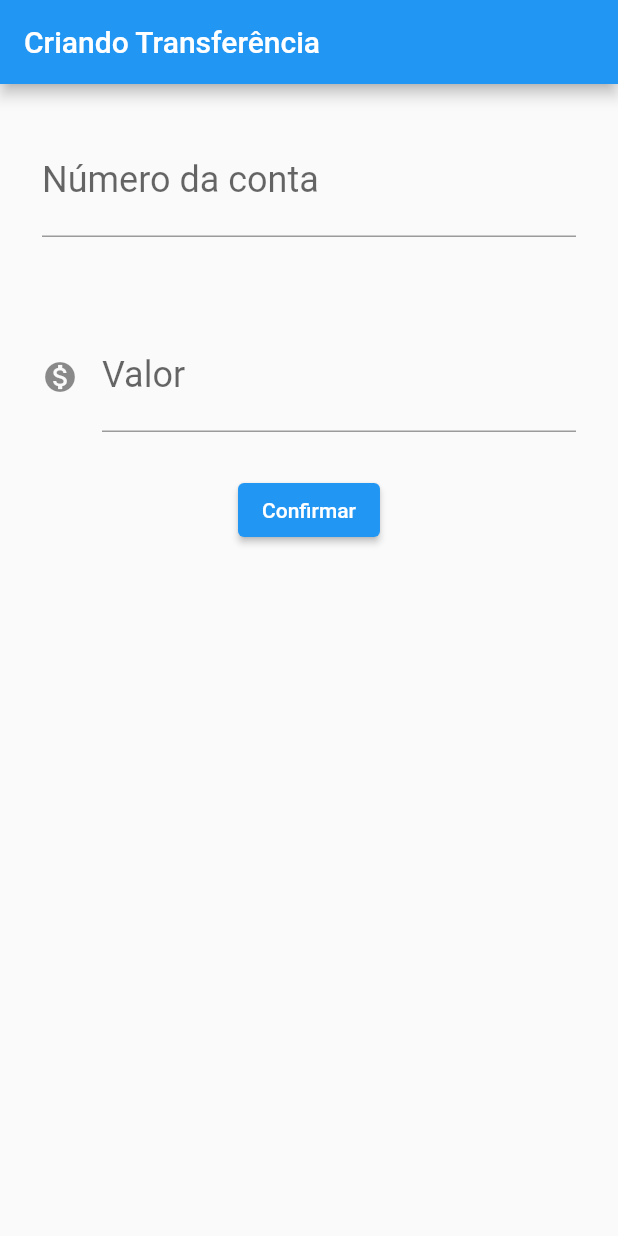
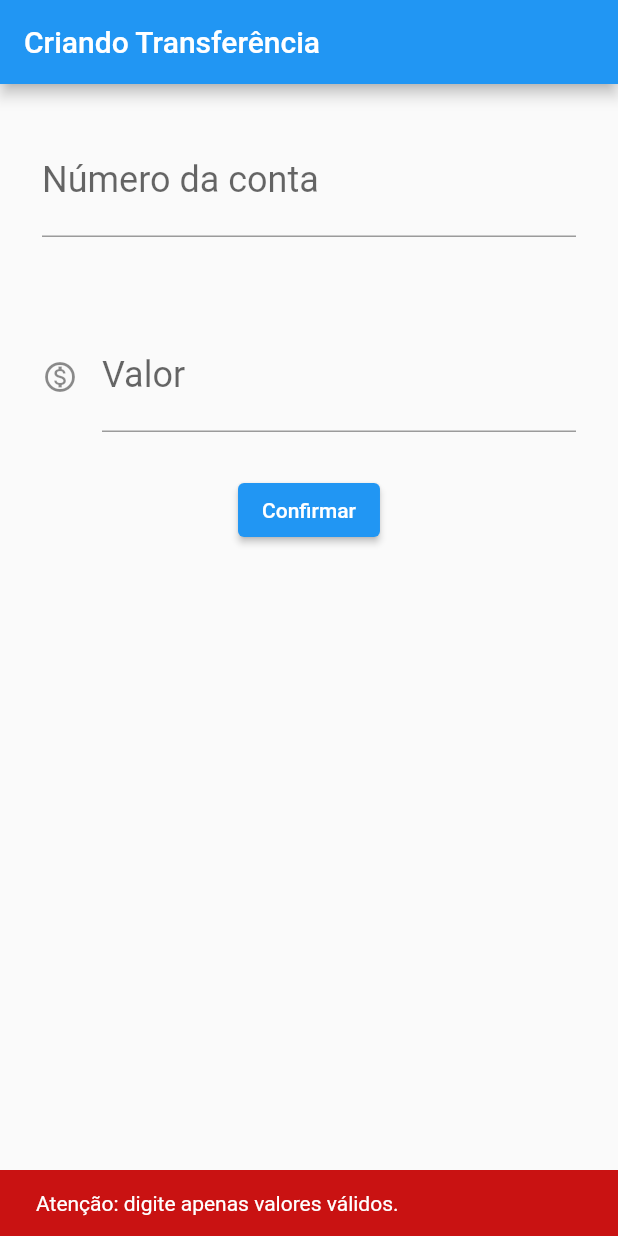
Before and after one commit to coelhoadler/flutter, a Flutter app: the screen it shows after launch, after a tap on "Confirmar", on a phone screen of 412 x 824 dp. Run offline on Flutter 3.47's test engine with Material 2 defaults, Android fonts, the phone set to English and light mode, and no system bars; missing offline and left inert: dart:ffi.

Commit message:
Refatorando o código.

```diff
--- a/lib/main.dart
+++ b/lib/main.dart
@@ -5,66 +5,96 @@ import 'package:flutter/material.dart';
 void main() => runApp(ByteBankApp());
 
 class FormularioTransferencia extends StatelessWidget {
-
-  final TextEditingController _controladorCampoNumeroConta = TextEditingController();
+  final TextEditingController _controladorCampoNumeroConta =
+      TextEditingController();
   final TextEditingController _controladorCampoValor = TextEditingController();
 
   @override
   Widget build(BuildContext context) {
     return Scaffold(
       appBar: AppBar(
-        title: Text('Criando Transferência'),),
-        body: Column(
-          children: <Widget>[
-            Padding(
-              padding: const EdgeInsets.all(28.0),
-              child: TextField(
-                controller: _controladorCampoNumeroConta,
-                keyboardType: TextInputType.number,
-                style: TextStyle(
-                  fontSize: 24.0
-                ),
-                decoration: InputDecoration(
-                  labelText: 'Número da conta',
-                  hintText: '000'
-                ),
-              ),
+        title: Text('Criando Transferência'),
+      ),
+      body: Column(
+        children: <Widget>[
+          Editor(
+              controlador: _controladorCampoNumeroConta,
+              rotulo: 'Número da conta',
+              dica: '000'),
+          Editor(
+              controlador: _controladorCampoValor,
+              rotulo: 'Valor',
+              icone: Icons.monetization_on_outlined,
+              dica: '0.00'),
+          ElevatedButton(
+            child: Text(
+              'Confirmar',
             ),
-            Padding(
-              padding: const EdgeInsets.all(28.0),
-              child: TextField(
-                controller: _controladorCampoValor,
-                keyboardType: TextInputType.number,
-                style: TextStyle(
-                    fontSize: 24.0
-                ),
-                decoration: InputDecoration(
-                  icon: Icon(Icons.monetization_on),
-                    labelText: 'Valor',
-                    hintText: '0.00'
-                ),),
-            ),
-            ElevatedButton(
-              child: Text('Confirmar',),
-              onPressed: () {
-                final int numeroConta = int.tryParse(_controladorCampoNumeroConta.text) as int;
-                final double valor = double.tryParse(_controladorCampoValor.text) as double;
+            onPressed: () => _criaTranferencia(context)
+          )
+        ],
+      ),
+    );
+  }
 
-               final Transferencia transferenciaCriada = Transferencia(
-                    valor, numeroConta);
+  void _criaTranferencia(BuildContext context) {
+    final int numeroConta =
+        int.tryParse(_controladorCampoNumeroConta.text) ?? 0;
+    final double valor =
+        double.tryParse(_controladorCampoValor.text) ?? 0;
 
-                debugPrint('Tranferência: $transferenciaCriada');
+    if (numeroConta != 0 && valor != 0) {
+      final Transferencia transferenciaCriada =
+          Transferencia(valor, numeroConta);
 
-              },)
-          ],
-        ),);
+      debugPrint('Transferência: $transferenciaCriada');
+      ScaffoldMessenger.of(context).showSnackBar(
+        SnackBar(
+          content: Text('$transferenciaCriada'),
+        ),
+      );
+    } else {
+      ScaffoldMessenger.of(context).showSnackBar(
+        SnackBar(
+          content: Text(
+            'Atenção: digite apenas valores válidos.',
+          ),
+          backgroundColor: Color.fromRGBO(201, 18, 18, 1.0),
+        ),
+      );
+    }
+  }
+}
+
+class Editor extends StatelessWidget {
+  final TextEditingController? controlador;
+  final String? rotulo;
+  final IconData? icone;
+  final String? dica;
+
+  Editor({this.controlador, this.rotulo, this.icone, this.dica});
+
+  @override
+  Widget build(BuildContext context) {
+    return Padding(
+      padding: const EdgeInsets.all(28.0),
+      child: TextField(
+        controller: controlador,
+        keyboardType: TextInputType.number,
+        style: TextStyle(fontSize: 24.0),
+        decoration: InputDecoration(
+            icon: icone != null ? Icon(icone) : null,
+            labelText: rotulo,
+            hintText: dica),
+      ),
+    );
   }
 }
 
 class ByteBankApp extends StatelessWidget {
   @override
   Widget build(BuildContext context) {
-    return  MaterialApp(
+    return MaterialApp(
       home: Scaffold(
         body: FormularioTransferencia(),
       ),
@@ -73,12 +103,13 @@ class ByteBankApp extends StatelessWidget {
   }
 }
 
-
 class ListaTransferencias extends StatelessWidget {
   @override
   Widget build(BuildContext context) {
     return Scaffold(
-      appBar: AppBar(title: const Text('Transferências'),),
+      appBar: AppBar(
+        title: const Text('Transferências'),
+      ),
       body: Column(
         children: [
           ItemTransferencia(Transferencia(100.00, 0001)),
@@ -95,15 +126,12 @@ class ListaTransferencias extends StatelessWidget {
 }
 
 class ItemTransferencia extends StatelessWidget {
-
   final Transferencia transferencia;
-
 
   ItemTransferencia(this.transferencia);
 
   @override
   Widget build(BuildContext context) {
-
     return Card(
       child: ListTile(
         leading: Icon(Icons.monetization_on),
@@ -112,11 +140,9 @@ class ItemTransferencia extends StatelessWidget {
       ),
     );
   }
-
 }
 
 class Transferencia {
-
   final double valor;
   final int numeroConta;
 
```
